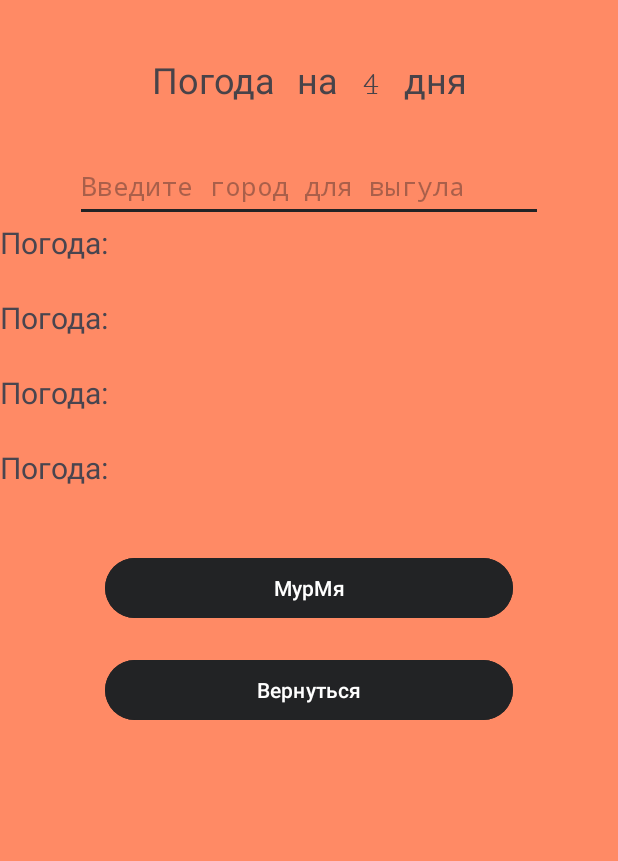
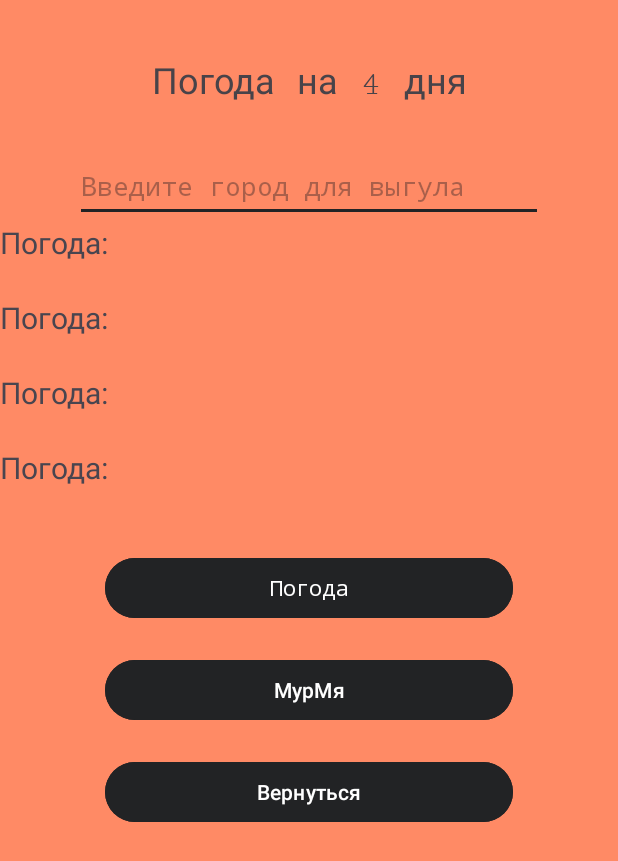
Before and after one commit to MatvienkoIvan/WeatherApp, an Android app: the WeatherNextDay screen opened directly, with no data from a screen before it, on a phone screen of 412 x 824 dp. Shown: the top 861 px of the screen. Run offline under Robolectric (Android 15) with nearby library versions, the phone set to English and light mode, and no system bars; Roboto replaces fonts that are not available here.

Commit message:
Добавлен функционал кнопок перехода Добавлен звук "мурМя" =3 Начал реализацию погоды на 4 дня

```diff
--- a/app/src/main/java/com/matvienko/weatherapp/MainActivity.java
+++ b/app/src/main/java/com/matvienko/weatherapp/MainActivity.java
@@ -72,7 +72,7 @@ public class MainActivity extends AppCompatActivity {
                 Toast.makeText(MainActivity.this, R.string.no_user_imput, Toast.LENGTH_LONG).show();
                 else {
                     String city = user_field.getText().toString();
-                    String key = "78c896f95e6e4763ef01d93f2621c3eb";
+                    String key = "78c896f95e6e4763ef01d93f2621c3eb"; // https://api.openweathermap.org/data/2.5/weather?q=Moscow&appid=78c896f95e6e4763ef01d93f2621c3eb&units=metric";
                     String url = "https://api.openweathermap.org/data/2.5/weather?q=" + city + "&appid=" + key + "&units=metric";
 
                     new GetURLData().execute(url);
--- a/app/src/main/res/layout/weather_next_day.xml
+++ b/app/src/main/res/layout/weather_next_day.xml
@@ -41,6 +41,15 @@
             android:minHeight="48dp" />
 
         <TextView
+            android:id="@+id/dayOne"
+            android:layout_width="match_parent"
+            android:layout_height="50dp"
+            android:text="@string/weather"
+            android:textSize="20sp"
+
+            />
+
+        <TextView
             android:id="@+id/dayTwo"
             android:layout_width="match_parent"
             android:layout_height="50dp"
@@ -57,23 +66,23 @@
             android:textSize="20dp"
 
             />
-
         <TextView
             android:id="@+id/dayFour"
             android:layout_width="match_parent"
             android:layout_height="50dp"
             android:text="@string/weather"
-            android:textSize="20dp"
+            android:textSize="20sp"
 
             />
-        <TextView
-            android:id="@+id/dayFive"
+        <Button
+            android:id="@+id/weather_four_days"
             android:layout_width="match_parent"
-            android:layout_height="50dp"
-            android:text="@string/weather"
-            android:textSize="20dp"
-
-            />
+            android:layout_height="wrap_content"
+            android:layout_marginHorizontal="70dp"
+            android:layout_marginTop="20dp"
+            android:backgroundTint="@color/Button"
+            android:fontFamily="monospace"
+            android:text="@string/main_button" />
         <Button
             android:id="@+id/mur_btn"
             android:layout_width="match_parent"
```
Also changed, not shown: app/src/main/java/com/matvienko/weatherapp/WeatherNextDay.java (+123 -6 lines).
